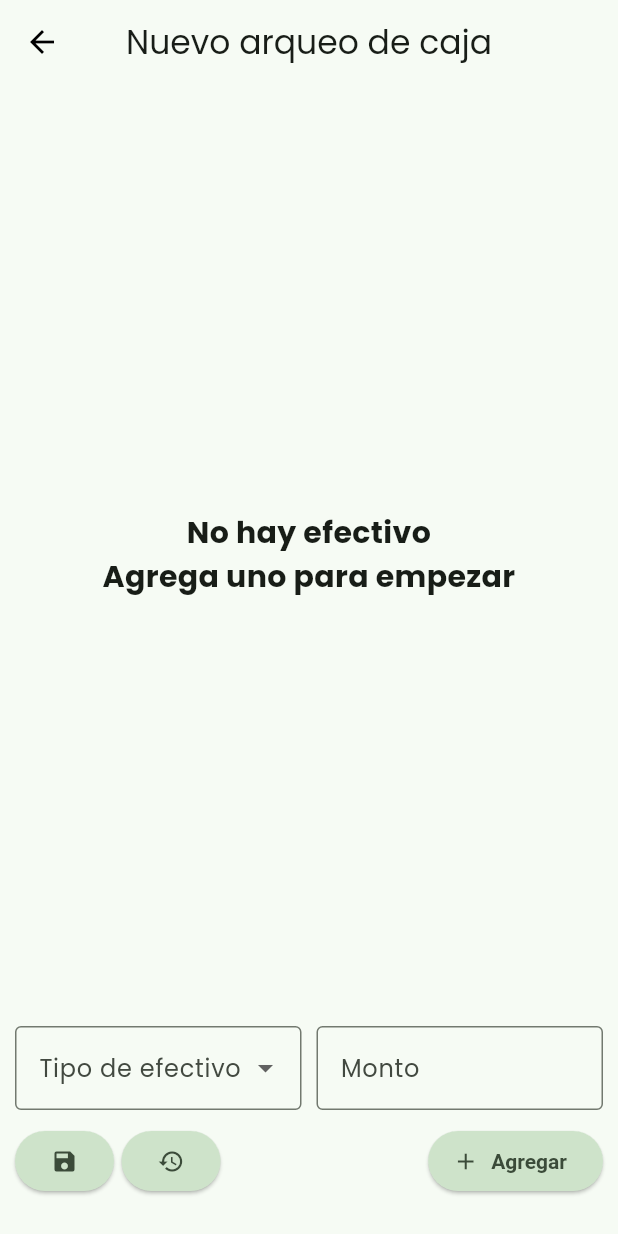
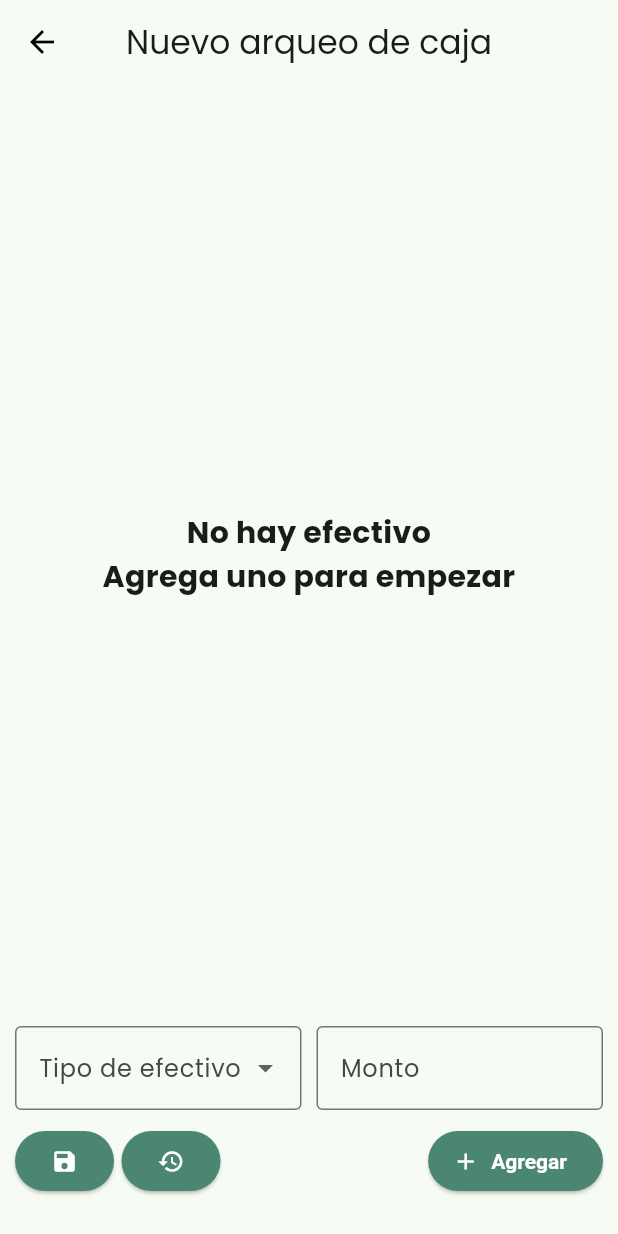
Before and after one commit to Jose20025/arqueo_ahsc, a Flutter app: the CloseDayCashCountPage screen opened directly, on a phone screen of 412 x 824 dp. Run offline on Flutter 3.47's test engine with Material 3 defaults, Android fonts, the phone set to English and light mode, and no system bars; our stand-ins replace google_fonts, shared_preferences; accounts and stored records are empty.

Commit message:
Update button theme colors

```diff
--- a/lib/app/config/theme.dart
+++ b/lib/app/config/theme.dart
@@ -30,9 +30,8 @@ class ThemeConfig {
         // Filled button theme
         filledButtonTheme: FilledButtonThemeData(
           style: ButtonStyle(
-            // backgroundColor: MaterialStateProperty.all(secondaryColor),
-            surfaceTintColor: MaterialStateProperty.all(secondaryColor),
-            // foregroundColor: MaterialStateProperty.all(Colors.white),
+            backgroundColor: MaterialStateProperty.all(secondaryColor),
+            foregroundColor: MaterialStateProperty.all(Colors.white),
             textStyle: MaterialStateProperty.all(
               const TextStyle(fontWeight: FontWeight.w600),
             ),
```
